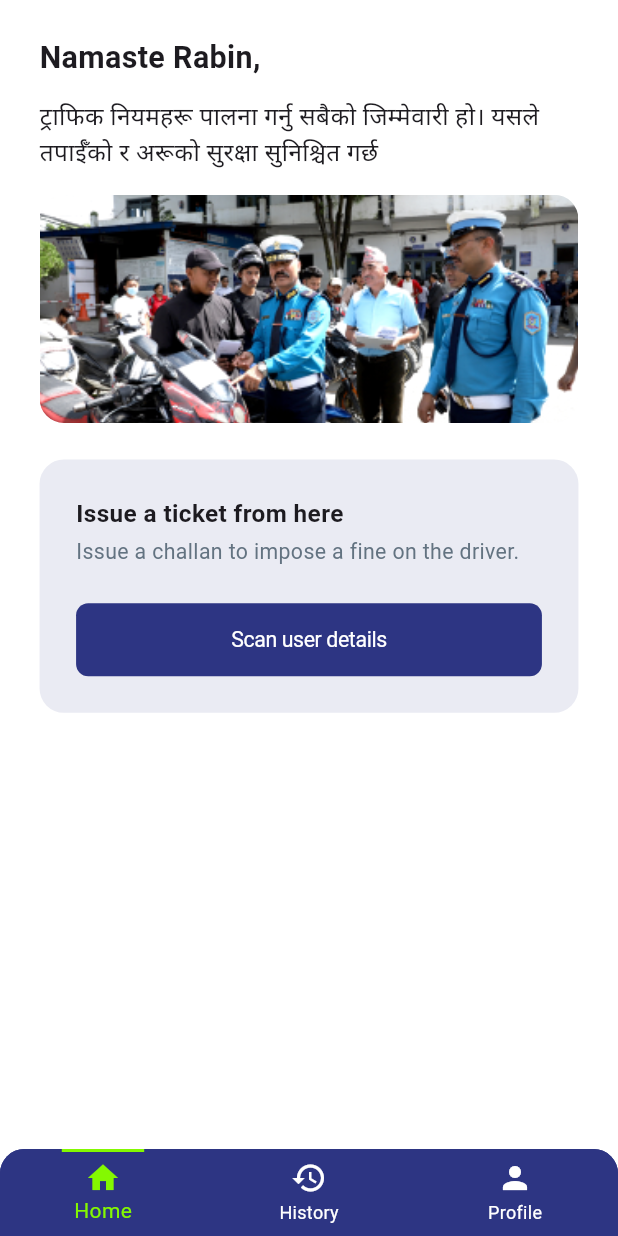
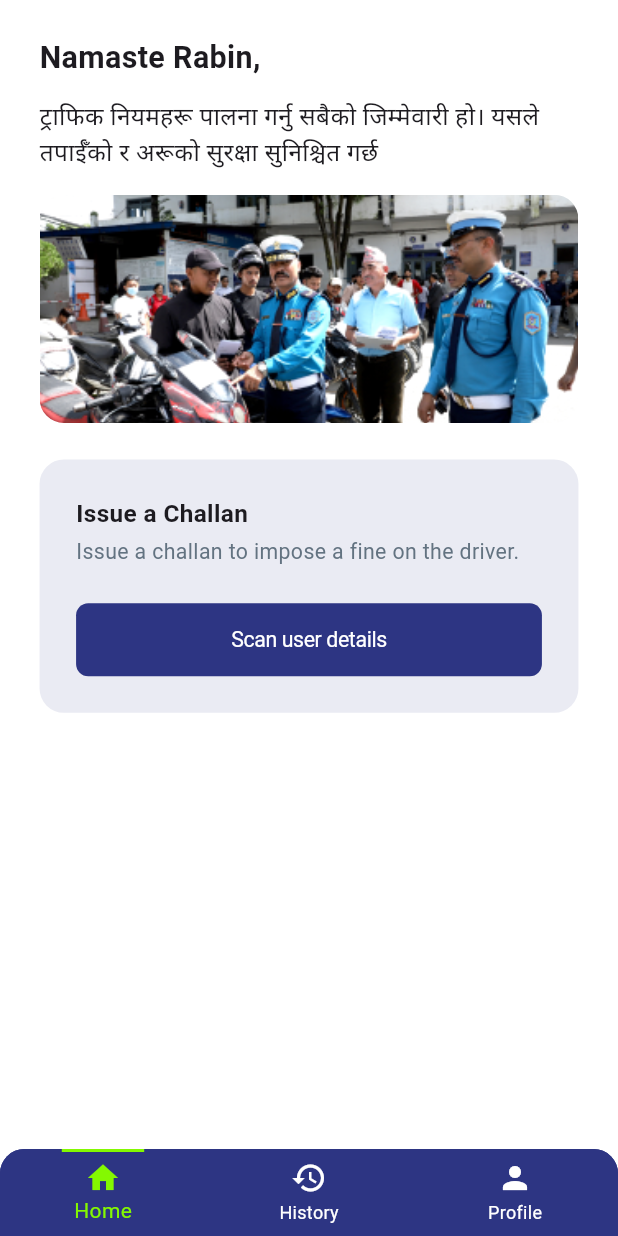
Before and after one commit to bijaya143/echallan-mobile, a Flutter app: the TrafficDashboardBaseView screen opened by its route, on a phone screen of 412 x 824 dp. Run offline on Flutter 3.47's test engine with Material 3 defaults, Android fonts, the phone set to English and light mode, and no system bars; our stand-ins replace bloc, dio, flutter_bloc, flutter_screenutil, flutter_svg, fluttertoast and 5 more; missing offline and left inert: fresh_dio, qr_code_scanner; Roboto replaces fonts that are missing (PublicSans-Regular); statements that could not run were skipped.

Commit message:
challan text change

```diff
--- a/lib/feature/traffic/dashboard/view/screens/home/view/traffic_home_base_view.dart
+++ b/lib/feature/traffic/dashboard/view/screens/home/view/traffic_home_base_view.dart
@@ -47,7 +47,7 @@ class _TrafficHomeBaseViewState extends State<TrafficHomeBaseView> {
           ),
           24.verticalSpace,
           ActionCard(
-            title: 'Issue a ticket from here',
+            title: 'Issue a Challan',
             subtitle: 'Issue a challan to impose a fine on the driver.',
             buttonText: 'Scan user details',
             onPressed: () {
```
